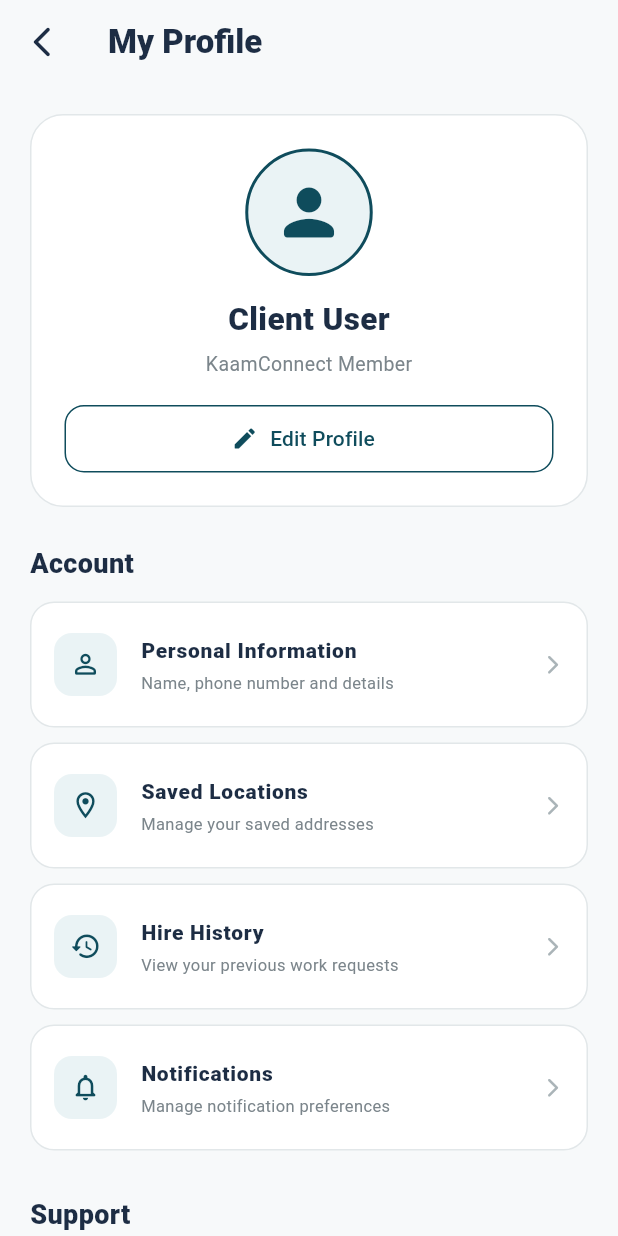
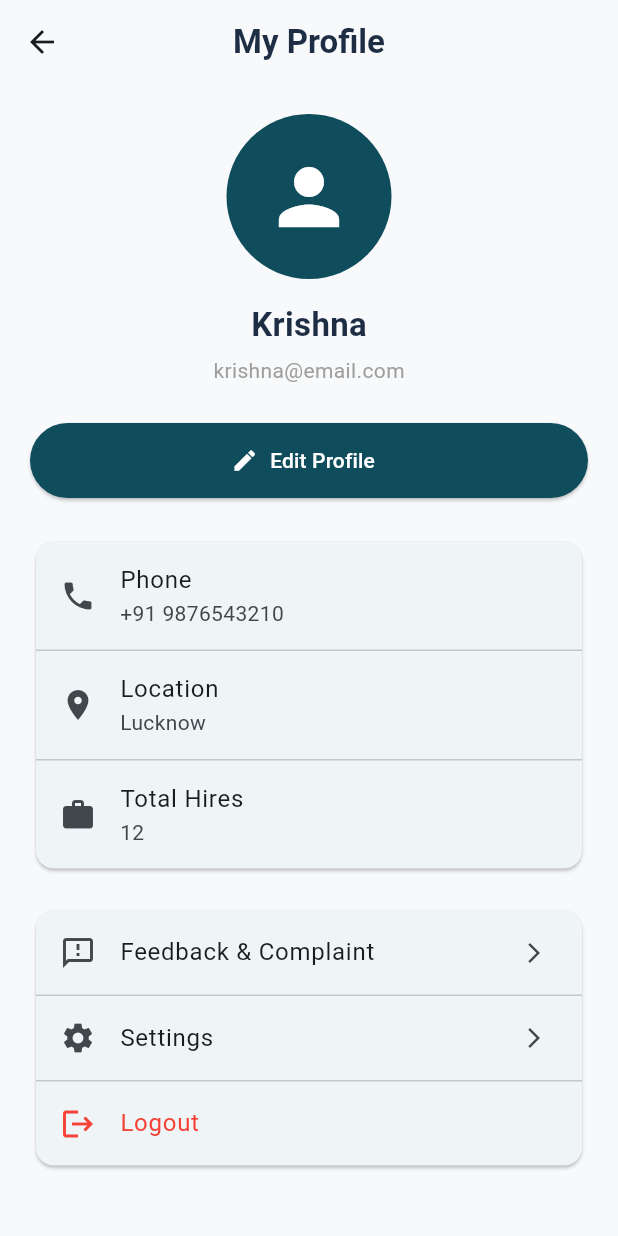
Before and after one commit to KrishnaTech19/HunarmandSathi, a Flutter app: the screen it shows after launch, after a tap on the "person outline" icon, on a phone screen of 412 x 824 dp. Run offline on Flutter 3.47's test engine with Material 3 defaults, Android fonts, the phone set to English and light mode, and no system bars.

Commit message:
Update project

```diff
--- a/lib/main.dart
+++ b/lib/main.dart
@@ -11,6 +11,7 @@ import 'screens/client_dashboard.dart';
 import 'screens/worker_details_Screen.dart';
 import 'screens/notifications_screen.dart';
 import 'screens/client_profile_screen.dart';
+import 'screens/splash_Screen.dart';
 
 void main() {
   runApp(const HunarmandSathi());
@@ -32,7 +33,7 @@ class HunarmandSathi extends StatelessWidget {
           secondary: const Color(0xFFE36414),
         ),
       ),
-      home: const HomeScreen(),
+      home: const SplashScreen(),
     );
   }
 }
--- a/lib/screens/client_profile_screen.dart
+++ b/lib/screens/client_profile_screen.dart
@@ -1,4 +1,5 @@
 import 'package:flutter/material.dart';
+import 'feedback_screen.dart';
 
 class ClientProfileScreen extends StatelessWidget {
   const ClientProfileScreen({super.key});
@@ -11,22 +12,12 @@ class ClientProfileScreen extends StatelessWidget {
       appBar: AppBar(
         backgroundColor: const Color(0xffF7F9FA),
         elevation: 0,
-
-        leading: IconButton(
-          onPressed: () {
-            Navigator.pop(context);
-          },
-          icon: const Icon(
-            Icons.arrow_back_ios_new_rounded,
-            color: Color(0xff1D2D44),
-          ),
-        ),
-
+        centerTitle: true,
         title: const Text(
           "My Profile",
           style: TextStyle(
             color: Color(0xff1D2D44),
-            fontWeight: FontWeight.w800,
+            fontWeight: FontWeight.bold,
           ),
         ),
       ),
@@ -37,50 +28,25 @@ class ClientProfileScreen extends StatelessWidget {
         child: Column(
           children: [
 
-            // ================= PROFILE CARD =================
+            // ================= PROFILE IMAGE =================
 
-            Container(
-              width: double.infinity,
-              padding: const EdgeInsets.all(22),
-
-              decoration: BoxDecoration(
+            const CircleAvatar(
+              radius: 55,
+              backgroundColor: Color(0xff0F4C5C),
+              child: Icon(
+                Icons.person,
+                size: 60,
                 color: Colors.white,
-                borderRadius: BorderRadius.circular(22),
-                border: Border.all(
-                  color: const Color(0xffE2E7E9),
               ),
             ),
 
-              child: Column(
-                children: [
-
-                  Container(
-                    height: 85,
-                    width: 85,
-
-                    decoration: BoxDecoration(
-                      color: const Color(0xffEAF3F5),
-                      shape: BoxShape.circle,
-                      border: Border.all(
-                        color: const Color(0xff0F4C5C),
-                        width: 2,
-                      ),
-                    ),
-
-                    child: const Icon(
-                      Icons.person_rounded,
-                      size: 50,
-                      color: Color(0xff0F4C5C),
-                    ),
-                  ),
-
-                  const SizedBox(height: 14),
+            const SizedBox(height: 15),
 
             const Text(
-                    "Client User",
+              "Krishna",
               style: TextStyle(
-                      fontSize: 21,
-                      fontWeight: FontWeight.w800,
+                fontSize: 22,
+                fontWeight: FontWeight.bold,
                 color: Color(0xff1D2D44),
               ),
             ),
@@ -88,186 +54,143 @@ class ClientProfileScreen extends StatelessWidget {
             const SizedBox(height: 5),
 
             const Text(
-                    "KaamConnect Member",
+              "krishna@email.com",
               style: TextStyle(
-                      fontSize: 13,
-                      color: Color(0xff7B858B),
+                color: Colors.grey,
               ),
             ),
 
-                  const SizedBox(height: 18),
+            const SizedBox(height: 25),
+
+            // ================= EDIT PROFILE BUTTON =================
 
             SizedBox(
               width: double.infinity,
-                    height: 45,
-
-                    child: OutlinedButton.icon(
-                      onPressed: () {
-                        ScaffoldMessenger.of(context)
-                            .showSnackBar(
-                          const SnackBar(
-                            content: Text(
-                              "Edit Profile coming soon",
-                            ),
-                          ),
-                        );
-                      },
-
-                      icon: const Icon(
-                        Icons.edit_rounded,
-                        size: 18,
-                      ),
-
-                      label: const Text(
-                        "Edit Profile",
-                      ),
-
-                      style: OutlinedButton.styleFrom(
-                        foregroundColor:
-                        const Color(0xff0F4C5C),
-
-                        side: const BorderSide(
-                          color: Color(0xff0F4C5C),
-                        ),
-
-                        shape:
-                        RoundedRectangleBorder(
-                          borderRadius:
-                          BorderRadius.circular(13),
+              height: 50,
+              child: ElevatedButton.icon(
+                onPressed: () {},
+                icon: const Icon(Icons.edit),
+                label: const Text("Edit Profile"),
+                style: ElevatedButton.styleFrom(
+                  backgroundColor: const Color(0xff0F4C5C),
+                  foregroundColor: Colors.white,
                 ),
               ),
             ),
+
+            const SizedBox(height: 25),
+
+            // ================= DETAILS =================
+
+            Card(
+              child: Column(
+                children: [
+
+                  ListTile(
+                    leading: const Icon(Icons.phone),
+                    title: const Text("Phone"),
+                    subtitle: const Text("+91 9876543210"),
+                  ),
+
+                  const Divider(height: 1),
+
+                  ListTile(
+                    leading: const Icon(Icons.location_on),
+                    title: const Text("Location"),
+                    subtitle: const Text("Lucknow"),
+                  ),
+
+                  const Divider(height: 1),
+
+                  ListTile(
+                    leading: const Icon(Icons.work),
+                    title: const Text("Total Hires"),
+                    subtitle: const Text("12"),
                   ),
                 ],
               ),
             ),
 
-            const SizedBox(height: 25),
+            const SizedBox(height: 20),
 
-            // ================= ACCOUNT =================
+            // ================= MENU OPTIONS =================
 
-            const Align(
-              alignment: Alignment.centerLeft,
+            Card(
+              child: Column(
+                children: [
 
-              child: Text(
-                "Account",
-                style: TextStyle(
-                  fontSize: 18,
-                  fontWeight: FontWeight.w800,
-                  color: Color(0xff1D2D44),
+                  ListTile(
+                    leading: const Icon(
+                      Icons.feedback_outlined,
+                    ),
+                    title: const Text(
+                      "Feedback & Complaint",
+                    ),
+                    trailing: const Icon(
+                      Icons.arrow_forward_ios,
+                      size: 16,
+                    ),
+                    onTap: () {
+                      Navigator.push(
+                        context,
+                        MaterialPageRoute(
+                          builder: (context) =>
+                          const FeedbackScreen(),
+                        ),
+                      );
+                    },
+                  ),
+
+                  const Divider(height: 1),
+
+                  ListTile(
+                    leading: const Icon(
+                      Icons.settings,
+                    ),
+                    title: const Text(
+                      "Settings",
+                    ),
+                    trailing: const Icon(
+                      Icons.arrow_forward_ios,
+                      size: 16,
+                    ),
+                    onTap: () {
+                      ScaffoldMessenger.of(context)
+                          .showSnackBar(
+                        const SnackBar(
+                          content: Text(
+                            "Settings Screen Coming Soon",
                           ),
                         ),
+                      );
+                    },
                   ),
 
-            const SizedBox(height: 12),
+                  const Divider(height: 1),
 
-            _optionTile(
-              context,
-              Icons.person_outline_rounded,
-              "Personal Information",
-              "Name, phone number and details",
-            ),
-
-            _optionTile(
-              context,
-              Icons.location_on_outlined,
-              "Saved Locations",
-              "Manage your saved addresses",
-            ),
-
-            _optionTile(
-              context,
-              Icons.history_rounded,
-              "Hire History",
-              "View your previous work requests",
-            ),
-
-            _optionTile(
-              context,
-              Icons.notifications_none_rounded,
-              "Notifications",
-              "Manage notification preferences",
-            ),
-
-            const SizedBox(height: 20),
-
-            // ================= SUPPORT =================
-
-            const Align(
-              alignment: Alignment.centerLeft,
-
-              child: Text(
-                "Support",
-                style: TextStyle(
-                  fontSize: 18,
-                  fontWeight: FontWeight.w800,
-                  color: Color(0xff1D2D44),
-                ),
-              ),
-            ),
-
-            const SizedBox(height: 12),
-
-            _optionTile(
-              context,
-              Icons.help_outline_rounded,
-              "Help & Support",
-              "Get help with your account",
-            ),
-
-            _optionTile(
-              context,
-              Icons.info_outline_rounded,
-              "About HunarmandSathi",
-              "Learn more about the app",
-            ),
-
-            const SizedBox(height: 20),
-
-            // ================= LOGOUT =================
-
-            SizedBox(
-              width: double.infinity,
-              height: 50,
-
-              child: OutlinedButton.icon(
-                onPressed: () {
-                  _showLogoutDialog(context);
-                },
-
-                icon: const Icon(
-                  Icons.logout_rounded,
+                  ListTile(
+                    leading: const Icon(
+                      Icons.logout,
                       color: Colors.red,
                     ),
-
-                label: const Text(
+                    title: const Text(
                       "Logout",
                       style: TextStyle(
                         color: Colors.red,
-                    fontWeight: FontWeight.w800,
                       ),
                     ),
-
-                style: OutlinedButton.styleFrom(
-                  side: const BorderSide(
-                    color: Colors.red,
-                  ),
-
-                  shape: RoundedRectangleBorder(
-                    borderRadius:
-                    BorderRadius.circular(14),
+                    onTap: () {
+                      ScaffoldMessenger.of(context)
+                          .showSnackBar(
+                        const SnackBar(
+                          content: Text(
+                            "Logged Out",
                           ),
                         ),
+                      );
+                    },
                   ),
-            ),
-
-            const SizedBox(height: 20),
-
-            const Text(
-              "HunarmandSathi • Trusted Local Services",
-              style: TextStyle(
-                fontSize: 11,
-                color: Color(0xffAAB4B8),
+                ],
               ),
             ),
           ],
@@ -275,134 +198,4 @@ class ClientProfileScreen extends StatelessWidget {
       ),
     );
   }
-
-  // ================= OPTION TILE =================
-
-  Widget _optionTile(
-      BuildContext context,
-      IconData icon,
-      String title,
-      String subtitle,
-      ) {
-    return Container(
-      margin: const EdgeInsets.only(bottom: 10),
-
-      decoration: BoxDecoration(
-        color: Colors.white,
-        borderRadius: BorderRadius.circular(16),
-        border: Border.all(
-          color: const Color(0xffE2E7E9),
-        ),
-      ),
-
-      child: ListTile(
-        contentPadding: const EdgeInsets.symmetric(
-          horizontal: 15,
-          vertical: 5,
-        ),
-
-        leading: Container(
-          height: 42,
-          width: 42,
-
-          decoration: BoxDecoration(
-            color: const Color(0xffEAF3F5),
-            borderRadius: BorderRadius.circular(12),
-          ),
-
-          child: Icon(
-            icon,
-            color: const Color(0xff0F4C5C),
-            size: 21,
-          ),
-        ),
-
-        title: Text(
-          title,
-          style: const TextStyle(
-            fontSize: 14,
-            fontWeight: FontWeight.w800,
-            color: Color(0xff1D2D44),
-          ),
-        ),
-
-        subtitle: Text(
-          subtitle,
-          style: const TextStyle(
-            fontSize: 11,
-            color: Color(0xff7B858B),
-          ),
-        ),
-
-        trailing: const Icon(
-          Icons.arrow_forward_ios_rounded,
-          size: 15,
-          color: Color(0xffAAB4B8),
-        ),
-
-        onTap: () {
-          ScaffoldMessenger.of(context).showSnackBar(
-            SnackBar(
-              content: Text("$title selected"),
-            ),
-          );
-        },
-      ),
-    );
 }
-
-  // ================= LOGOUT DIALOG =================
-
-  void _showLogoutDialog(BuildContext context) {
-    showDialog(
-      context: context,
-
-      builder: (dialogContext) {
-        return AlertDialog(
-          title: const Text(
-            "Logout?",
-          ),
-
-          content: const Text(
-            "Are you sure you want to logout from your account?",
-          ),
-
-          actions: [
-
-            TextButton(
-              onPressed: () {
-                Navigator.pop(dialogContext);
-              },
-              child: const Text(
-                "Cancel",
-              ),
-            ),
-
-            TextButton(
-              onPressed: () {
-                Navigator.pop(dialogContext);
-
-                ScaffoldMessenger.of(context)
-                    .showSnackBar(
-                  const SnackBar(
-                    content: Text(
-                      "Logout functionality will be connected later",
-                    ),
-                  ),
-                );
-              },
-
-              child: const Text(
-                "Logout",
-                style: TextStyle(
-                  color: Colors.red,
-                  fontWeight: FontWeight.bold,
-                ),
-              ),
-            ),
-          ],
-        );
-      },
-    );
-  }
-}
--- /dev/null
+++ b/lib/screens/splash_Screen.dart
@@ -0,0 +1,89 @@
+import 'dart:async';
+import 'package:flutter/material.dart';
+import '../main.dart';
+
+class SplashScreen extends StatefulWidget {
+  const SplashScreen({super.key});
+
+  @override
+  State<SplashScreen> createState() => _SplashScreenState();
+}
+
+class _SplashScreenState extends State<SplashScreen> {
+
+  @override
+  void initState() {
+    super.initState();
+
+    Timer(
+      const Duration(seconds: 3),
+          () {
+        Navigator.pushReplacement(
+          context,
+          MaterialPageRoute(
+            builder: (context) => const HomeScreen(),
+          ),
+        );
+      },
+    );
+  }
+
+  @override
+  Widget build(BuildContext context) {
+    return Scaffold(
+      backgroundColor: const Color(0xFF0F4C5C),
+
+      body: Center(
+        child: Column(
+          mainAxisAlignment: MainAxisAlignment.center,
+
+          children: [
+
+            Container(
+              height: 120,
+              width: 120,
+
+              decoration: BoxDecoration(
+                color: Colors.white,
+                borderRadius: BorderRadius.circular(30),
+              ),
+
+              child: const Icon(
+                Icons.handyman_rounded,
+                size: 70,
+                color: Color(0xFF0F4C5C),
+              ),
+            ),
+
+            const SizedBox(height: 25),
+
+            const Text(
+              "HunarmandSathi",
+              style: TextStyle(
+                fontSize: 30,
+                fontWeight: FontWeight.bold,
+                color: Colors.white,
+              ),
+            ),
+
+            const SizedBox(height: 10),
+
+            const Text(
+              "Connecting Skills with Opportunities",
+              style: TextStyle(
+                fontSize: 14,
+                color: Colors.white70,
+              ),
+            ),
+
+            const SizedBox(height: 40),
+
+            const CircularProgressIndicator(
+              color: Colors.white,
+            ),
+          ],
+        ),
+      ),
+    );
+  }
+}
```
Also changed, not shown: lib/screens/feedback_screen.dart (added, +120 -0 lines). Lines whose indentation alone changed are shown as unchanged.
